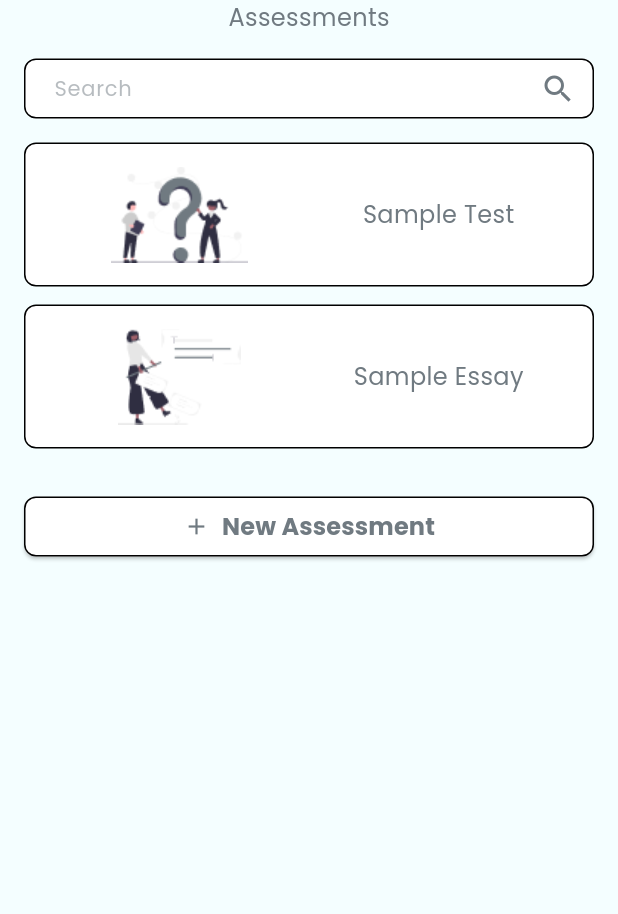
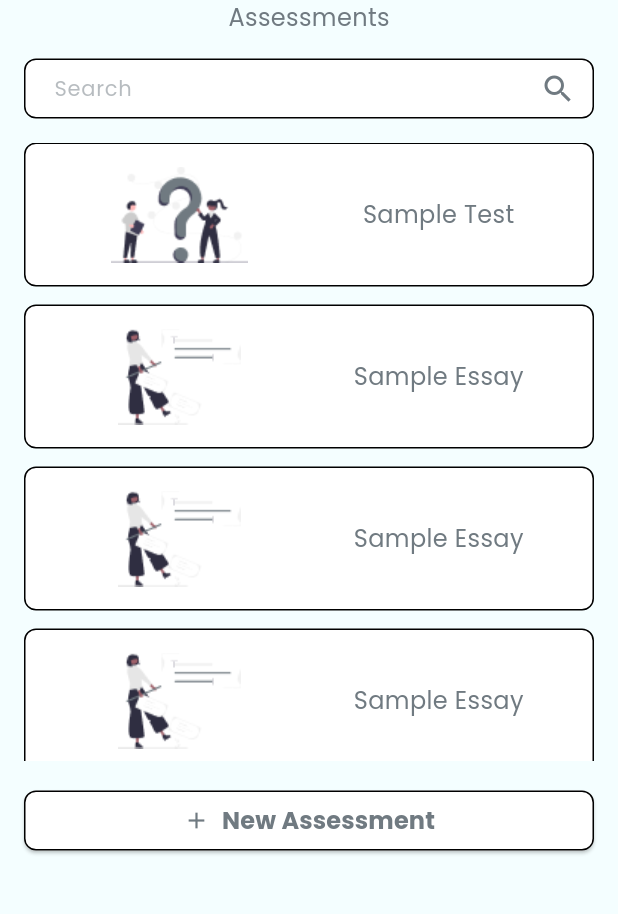
Before and after one commit to TUPV-SnapScore/snapscore-android, a Flutter app: the screen it shows after launch, on a phone screen of 412 x 824 dp, the part 207-1121 px from its top. Run offline on Flutter 3.47's test engine with Material 3 defaults, Android fonts, the phone set to English and light mode, and no system bars; our stand-ins replace firebase_core; accounts and stored records are empty.

Commit message:
refactor: Change assessment list to ScrollArea

```diff
--- a/lib/features/assessments/widgets/assessments_list.dart
+++ b/lib/features/assessments/widgets/assessments_list.dart
@@ -15,6 +15,21 @@ class _AssessmentSearchWidgetState extends State<AssessmentSearchWidget> {
       'title': 'Sample Test',
       'type': 'test',
       'iconPath': 'assets/images/assessment_test.png',
+    },
+    {
+      'title': 'Sample Essay',
+      'type': 'essay',
+      'iconPath': 'assets/images/assessment_essay.png',
+    },
+    {
+      'title': 'Sample Essay',
+      'type': 'essay',
+      'iconPath': 'assets/images/assessment_essay.png',
+    },
+    {
+      'title': 'Sample Essay',
+      'type': 'essay',
+      'iconPath': 'assets/images/assessment_essay.png',
     },
     {
       'title': 'Sample Essay',
@@ -75,9 +90,14 @@ class _AssessmentSearchWidgetState extends State<AssessmentSearchWidget> {
             ),
           ),
         ),
+
         const SizedBox(height: 16),
+
         // Assessment List
-        Padding(
+        SizedBox(
+          height: MediaQuery.of(context).size.height * 0.50,
+          child: SingleChildScrollView(
+            child: Padding(
               padding: const EdgeInsets.symmetric(horizontal: 16.0),
               child: Column(
                 children: _filteredAssessments.map((assessment) {
@@ -90,6 +110,8 @@ class _AssessmentSearchWidgetState extends State<AssessmentSearchWidget> {
                     ),
                   );
                 }).toList(),
+              ),
+            ),
           ),
         ),
       ],
```
Lines whose indentation alone changed are shown as unchanged.
